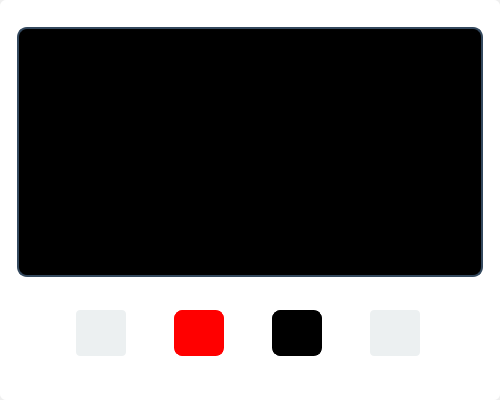
Qt form main/ui/guis/video-player.ui (pgil256/drx-2.0) before a commit.
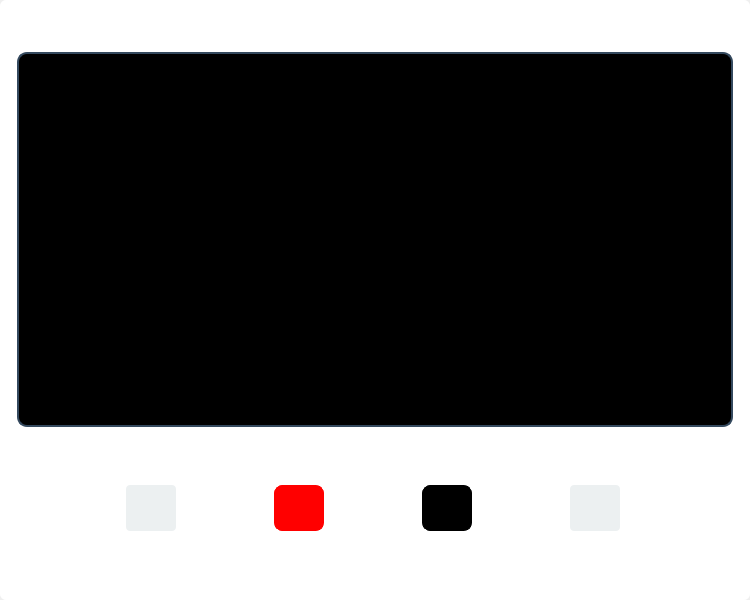
The same form after that commit. Icons and pictures are not drawn.

```diff
--- a/main/ui/guis/video-player.ui
+++ b/main/ui/guis/video-player.ui
@@ -6,8 +6,8 @@
    <rect>
     <x>0</x>
     <y>0</y>
-    <width>500</width>
-    <height>400</height>
+        <width>750</width>
+        <height>600</height>
    </rect>
   </property>
   <property name="sizePolicy">
@@ -18,14 +18,14 @@
   </property>
   <property name="minimumSize">
    <size>
-    <width>500</width>
-    <height>400</height>
+        <width>750</width>
+        <height>600</height>
    </size>
   </property>
   <property name="maximumSize">
    <size>
-    <width>550</width>
-    <height>405</height>
+        <width>825</width>
+        <height>608</height>
    </size>
   </property>
   <property name="windowTitle">
@@ -39,20 +39,20 @@
     <rect>
      <x>0</x>
      <y>0</y>
-     <width>500</width>
-     <height>400</height>
+          <width>750</width>
+          <height>600</height>
     </rect>
    </property>
    <property name="minimumSize">
     <size>
-     <width>400</width>
-     <height>400</height>
+          <width>600</width>
+          <height>600</height>
     </size>
    </property>
    <property name="maximumSize">
     <size>
-     <width>500</width>
-     <height>250</height>
+          <width>750</width>
+          <height>375</height>
     </size>
    </property>
    <property name="styleSheet">
@@ -72,14 +72,14 @@
      <widget class="QWidget" name="video_container" native="true">
       <property name="minimumSize">
        <size>
-        <width>400</width>
-        <height>200</height>
+                <width>600</width>
+                <height>300</height>
        </size>
       </property>
       <property name="maximumSize">
        <size>
-        <width>500</width>
-        <height>250</height>
+                <width>750</width>
+                <height>375</height>
        </size>
       </property>
       <property name="styleSheet">
```
Left out of the diff: 62 changed lines with no effect on the pictures. Lines whose indentation alone changed are shown as unchanged.
